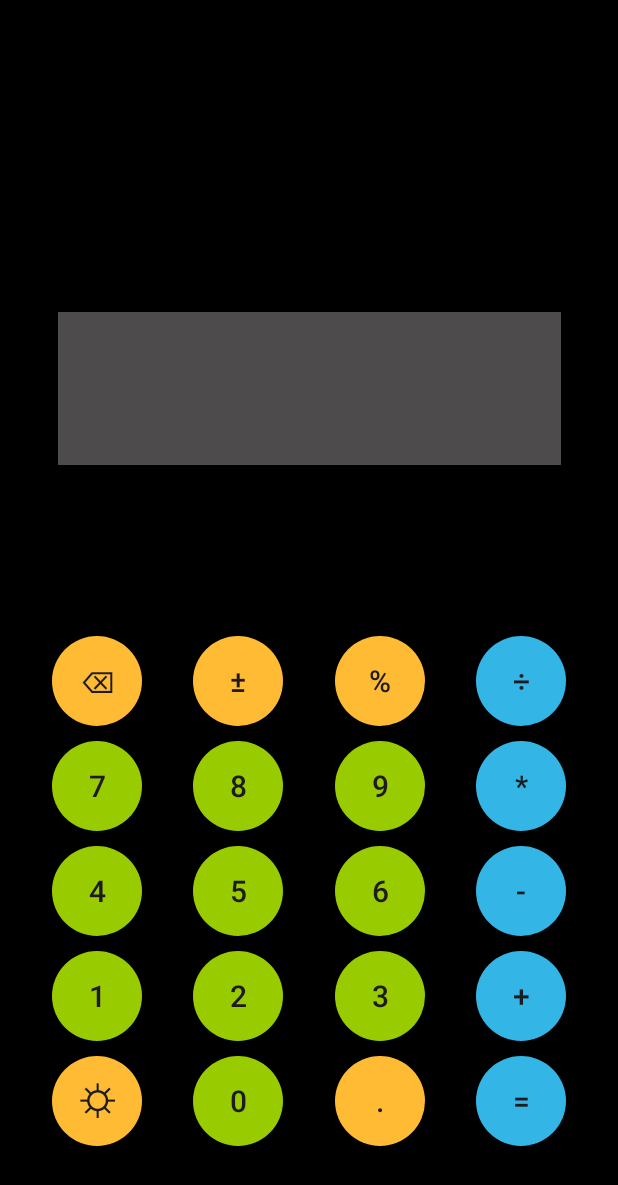
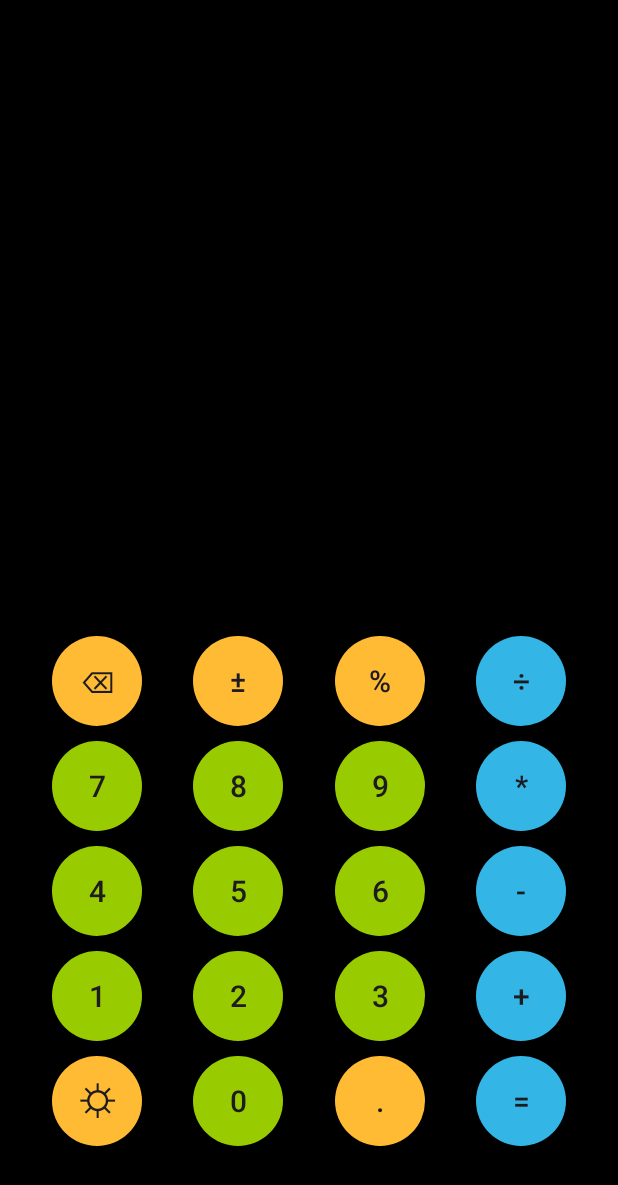
Before and after one commit to Andezion/CustomCalculator, an Android app: the screen it shows after launch (MainActivity), on a phone screen of 412 x 824 dp. Shown: the top 1185 px of the screen. Run offline under Robolectric (Android 15) with nearby library versions, the phone set to English and light mode, and no system bars.

```diff
--- a/app/src/main/java/com/example/lab1/MainActivity.java
+++ b/app/src/main/java/com/example/lab1/MainActivity.java
@@ -125,7 +125,7 @@ public class MainActivity extends AppCompatActivity
 
         if (length > maxLength)
         {
-            float newSize = defaultSize - (length - maxLength) * 2;
+            float newSize = defaultSize - (length - maxLength) * 5;
             if (newSize < minSize)
             {
                 newSize = minSize;
--- a/app/src/main/res/layout/activity_main.xml
+++ b/app/src/main/res/layout/activity_main.xml
@@ -366,12 +366,12 @@
     <TextView
         android:id="@+id/textView2"
 
-        android:layout_width="335dp"
-        android:layout_height="102dp"
+        android:layout_width="344dp"
+        android:layout_height="218dp"
 
-        android:background="#4D4B4B"
+        android:background="#000000"
         android:text=""
-        android:textColor="@color/black"
+        android:textColor="@color/white"
 
         android:textSize="70sp"
 
@@ -379,9 +379,8 @@
         app:layout_constraintEnd_toEndOf="parent"
         app:layout_constraintHorizontal_bias="0.5"
         app:layout_constraintStart_toStartOf="parent"
-        app:layout_constraintTop_toTopOf="parent"
 
-        app:layout_constraintVertical_bias="0.8" />
+        app:layout_constraintTop_toTopOf="parent" />
 
 
 </androidx.constraintlayout.widget.ConstraintLayout>
```
